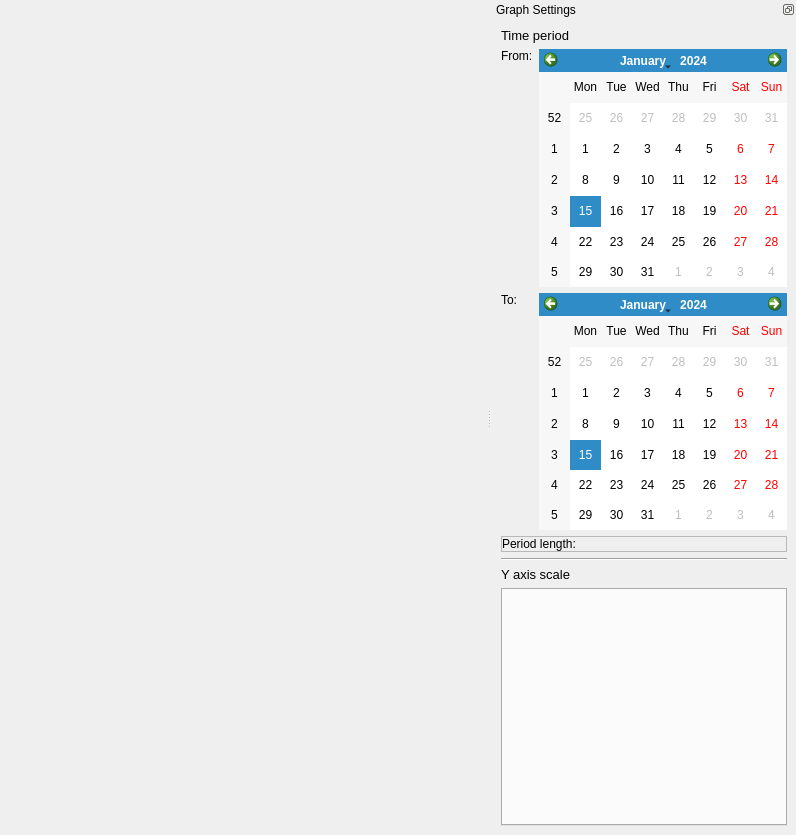
This is assets/uis/graph_ex_window.ui in m4reQ/data-visualizer as Qt 5 draws it before an edit. The edited form follows.
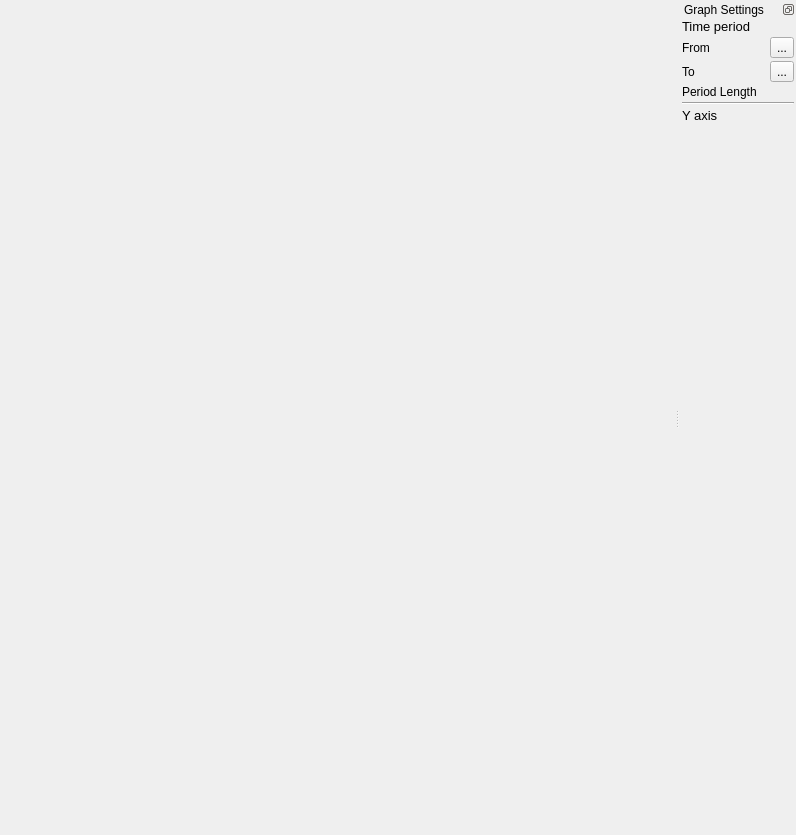
This is the edited form. Custom widgets are drawn as their Qt base class.

Commit message: Add new graph window UI

Diff of the .ui file:
```diff
--- a/assets/uis/graph_ex_window.ui
+++ b/assets/uis/graph_ex_window.ui
@@ -53,115 +53,22 @@
    </attribute>
    <widget class="QWidget" name="_unused_9">
     <layout class="QGridLayout" name="gridLayout_2">
-     <item row="5" column="0" colspan="3">
-      <widget class="QFrame" name="_unused_10">
-       <property name="frameShape">
-        <enum>QFrame::StyledPanel</enum>
-       </property>
-       <property name="frameShadow">
-        <enum>QFrame::Raised</enum>
-       </property>
-       <layout class="QGridLayout" name="gridLayout_4">
-        <property name="leftMargin">
-         <number>0</number>
-        </property>
-        <property name="topMargin">
-         <number>0</number>
-        </property>
-        <property name="rightMargin">
-         <number>0</number>
-        </property>
-        <property name="bottomMargin">
-         <number>0</number>
-        </property>
-        <item row="0" column="1">
-         <widget class="QLabel" name="period_length">
-          <property name="sizePolicy">
-           <sizepolicy hsizetype="Expanding" vsizetype="Preferred">
-            <horstretch>0</horstretch>
-            <verstretch>0</verstretch>
-           </sizepolicy>
-          </property>
-          <property name="font">
-           <font>
-            <pointsize>9</pointsize>
-           </font>
-          </property>
-          <property name="text">
-           <string/>
-          </property>
-         </widget>
-        </item>
-        <item row="0" column="0">
-         <widget class="QLabel" name="_unused_7">
-          <property name="sizePolicy">
-           <sizepolicy hsizetype="Maximum" vsizetype="Preferred">
-            <horstretch>0</horstretch>
-            <verstretch>0</verstretch>
-           </sizepolicy>
-          </property>
-          <property name="font">
-           <font>
-            <pointsize>9</pointsize>
-           </font>
-          </property>
-          <property name="text">
-           <string>Period length:</string>
-          </property>
-         </widget>
-        </item>
-       </layout>
-      </widget>
-     </item>
-     <item row="1" column="0" colspan="2">
-      <widget class="QLabel" name="_unused_5">
-       <property name="sizePolicy">
-        <sizepolicy hsizetype="Maximum" vsizetype="Preferred">
-         <horstretch>0</horstretch>
-         <verstretch>0</verstretch>
-        </sizepolicy>
-       </property>
-       <property name="font">
-        <font>
-         <pointsize>9</pointsize>
-        </font>
-       </property>
-       <property name="text">
-        <string>From:</string>
-       </property>
-       <property name="alignment">
-        <set>Qt::AlignLeading|Qt::AlignLeft|Qt::AlignTop</set>
-       </property>
-      </widget>
-     </item>
-     <item row="2" column="0" colspan="2">
-      <widget class="QLabel" name="_unused_6">
-       <property name="sizePolicy">
-        <sizepolicy hsizetype="Maximum" vsizetype="Preferred">
-         <horstretch>0</horstretch>
-         <verstretch>0</verstretch>
-        </sizepolicy>
-       </property>
-       <property name="font">
-        <font>
-         <pointsize>9</pointsize>
-        </font>
-       </property>
-       <property name="text">
-        <string>To:</string>
-       </property>
-       <property name="alignment">
-        <set>Qt::AlignLeading|Qt::AlignLeft|Qt::AlignTop</set>
-       </property>
-      </widget>
-     </item>
-     <item row="1" column="2">
-      <widget class="QCalendarWidget" name="from_calendar"/>
-     </item>
-     <item row="2" column="2">
-      <widget class="QCalendarWidget" name="to_calendar"/>
-     </item>
-     <item row="0" column="0" colspan="3">
+     <property name="leftMargin">
+      <number>2</number>
+     </property>
+     <property name="topMargin">
+      <number>0</number>
+     </property>
+     <property name="rightMargin">
+      <number>2</number>
+     </property>
+     <property name="bottomMargin">
+      <number>0</number>
+     </property>
+     <property name="spacing">
+      <number>3</number>
+     </property>
+     <item row="0" column="0" colspan="2">
       <widget class="QLabel" name="_unused_12">
        <property name="font">
         <font>
@@ -173,6 +80,20 @@
        </property>
       </widget>
      </item>
+     <item row="1" column="2">
+      <widget class="QToolButton" name="period_start_button">
+       <property name="text">
+        <string>...</string>
+       </property>
+      </widget>
+     </item>
+     <item row="2" column="2">
+      <widget class="QToolButton" name="period_end_button">
+       <property name="text">
+        <string>...</string>
+       </property>
+      </widget>
+     </item>
      <item row="6" column="0" colspan="3">
       <widget class="Line" name="_unused_14">
        <property name="orientation">
@@ -180,6 +101,27 @@
        </property>
       </widget>
      </item>
+     <item row="1" column="0">
+      <widget class="QLabel" name="_unused">
+       <property name="text">
+        <string>From</string>
+       </property>
+      </widget>
+     </item>
+     <item row="2" column="0">
+      <widget class="QLabel" name="_unused_2">
+       <property name="text">
+        <string>To</string>
+       </property>
+      </widget>
+     </item>
+     <item row="1" column="1">
+      <widget class="QLabel" name="period_start_label">
+       <property name="text">
+        <string>&lt;from&gt;</string>
+       </property>
+      </widget>
+     </item>
      <item row="7" column="0" colspan="3">
       <widget class="QLabel" name="_unused_13">
        <property name="font">
@@ -188,17 +130,53 @@
         </font>
        </property>
        <property name="text">
-        <string>Y axis scale</string>
+        <string>Y axis</string>
+       </property>
+      </widget>
+     </item>
+     <item row="3" column="0">
+      <widget class="QLabel" name="_unused_3">
+       <property name="text">
+        <string>Period Length</string>
+       </property>
+      </widget>
+     </item>
+     <item row="2" column="1">
+      <widget class="QLabel" name="period_end_label">
+       <property name="text">
+        <string>&lt;to&gt;</string>
+       </property>
+      </widget>
+     </item>
+     <item row="3" column="1" colspan="2">
+      <widget class="QLabel" name="period_label">
+       <property name="text">
+        <string>&lt;period&gt;</string>
        </property>
       </widget>
      </item>
      <item row="8" column="0" colspan="3">
-      <widget class="QTabWidget" name="plot_configs"/>
+      <widget class="ExpandableWidget" name="y_axis_control_widget" native="true">
+       <property name="sizePolicy">
+        <sizepolicy hsizetype="Expanding" vsizetype="Expanding">
+         <horstretch>0</horstretch>
+         <verstretch>0</verstretch>
+        </sizepolicy>
+       </property>
+      </widget>
      </item>
     </layout>
    </widget>
   </widget>
  </widget>
+ <customwidgets>
+  <customwidget>
+   <class>ExpandableWidget</class>
+   <extends>QWidget</extends>
+   <header>data_visualizer.widgets.expandable_widget</header>
+   <container>1</container>
+  </customwidget>
+ </customwidgets>
  <resources/>
  <connections/>
 </ui>
```
